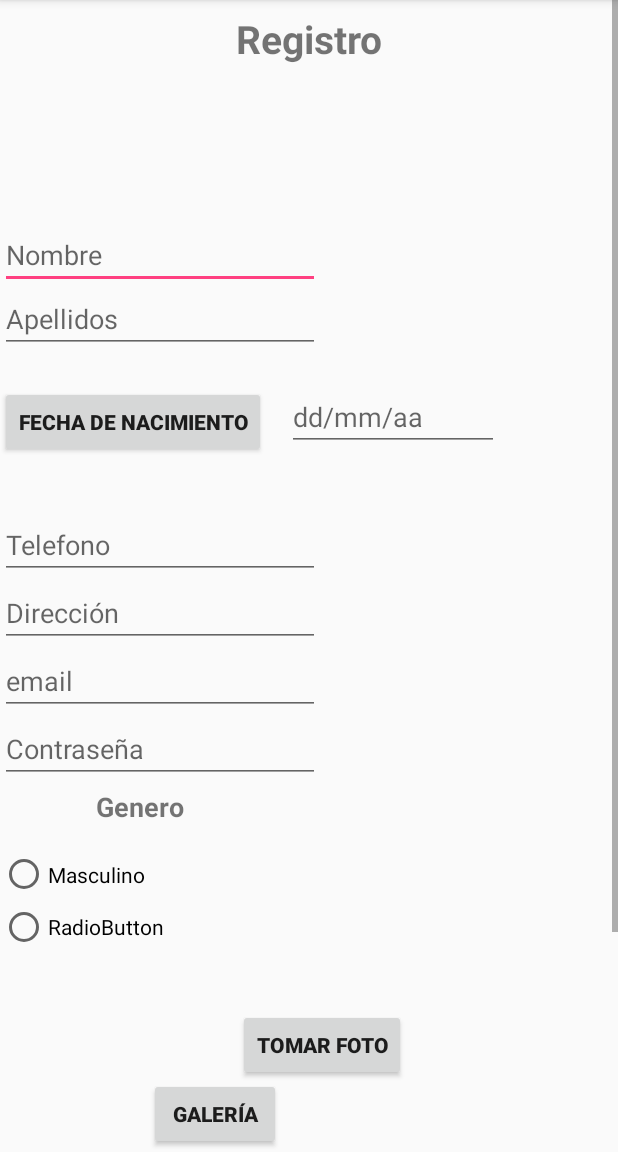
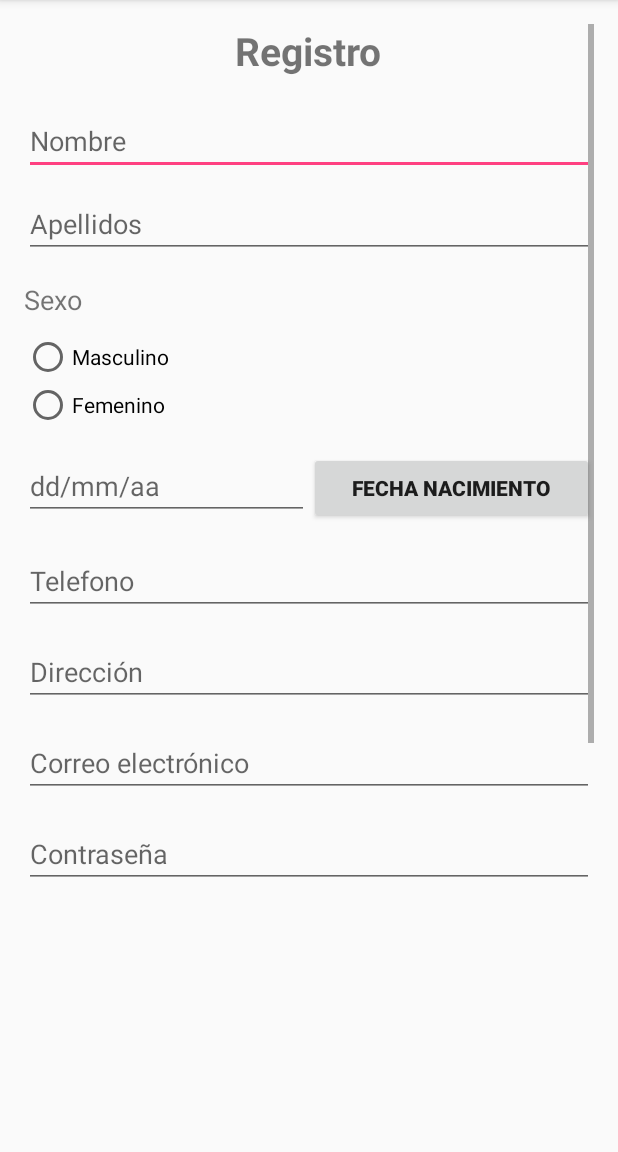
Before and after one commit to sant3213/FinalPro, an Android app: the Registro screen opened directly, with no data from a screen before it, on a phone screen of 412 x 824 dp, the part 84-1236 px from its top. Run offline under Robolectric (Android 15) with nearby library versions, the phone set to English and light mode, and no system bars.

Commit message:
fixes layout for inputs

```diff
--- a/app/src/main/java/co/edu/udea/compumovil/gr02_20172/finalpro/Registro.java
+++ b/app/src/main/java/co/edu/udea/compumovil/gr02_20172/finalpro/Registro.java
@@ -16,23 +16,22 @@ import android.widget.EditText;
 import android.widget.ImageView;
 
 public class Registro extends AppCompatActivity implements View.OnClickListener {
-  Button btnregistrar;
+  Button btn_registrar;
 
   //variables fecha
-  Button btnfecha;
-  EditText txtfecha;
+  Button btn_fecha;
+  EditText txt_fecha;
   private int dia, mes, año;
 
-
   //variables galeria
-  private static final int SELECTED_PICTURE=1;
+  private static final int SELECTED_PICTURE = 1;
   //variables camara
-  private final int REQUEST_IMAGE_CAPTURE=1;
-
+  private final int REQUEST_IMAGE_CAPTURE = 1;
 
   ImageView imageView;
-  private Button btntomafoto;
-  private Button btngaleria;
+  private Button btn_toma_foto;
+  private Button btn_galeria;
+
   @Override
   protected void onCreate(Bundle savedInstanceState) {
     super.onCreate(savedInstanceState);
@@ -41,17 +40,18 @@ public class Registro extends AppCompatActivity implements View.OnClickListener
 
     //  magicalCamera=new MagicalCamera(this,RESIZE_PHOTO_PIXELS_PERCENTAGE);
 
-    imageView =(ImageView)findViewById(R.id.imgfoto);
-    btngaleria=(Button)findViewById(R.id.btngaleria);
-    btntomafoto=(Button)findViewById(R.id.btntomarfoto);
+    imageView = (ImageView) findViewById(R.id.imgfoto);
+    btn_galeria = (Button) findViewById(R.id.btngaleria);
+    btn_toma_foto = (Button) findViewById(R.id.btntomarfoto);
 
-    btntomafoto.setOnClickListener(new View.OnClickListener() {
+    btn_toma_foto.setOnClickListener(new View.OnClickListener() {
       @Override
       public void onClick(View v) {
         foto();
       }
     });
-    btngaleria.setOnClickListener(new View.OnClickListener() {
+
+    btn_galeria.setOnClickListener(new View.OnClickListener() {
       @Override
       public void onClick(View v) {
         Intent gall=new Intent(Intent.ACTION_PICK,android.provider.MediaStore.Images.Media.EXTERNAL_CONTENT_URI);
@@ -60,25 +60,22 @@ public class Registro extends AppCompatActivity implements View.OnClickListener
     });
 
     //Configuración botón fecha
-    txtfecha=(EditText) findViewById(R.id.txtfecha);
-    btnfecha=(Button)findViewById(R.id.btnfecha);
-    btnfecha.setOnClickListener(this);
+    txt_fecha = (EditText) findViewById(R.id.txtfecha);
+    btn_fecha = (Button) findViewById(R.id.btnfecha);
+    btn_fecha.setOnClickListener(this);
 
     //configuración botón registrar
-    btnregistrar=(Button)findViewById(R.id.btnregistrar);
-    btnregistrar.setOnClickListener(new View.OnClickListener() {
+    btn_registrar =(Button)findViewById(R.id.btnregistrar);
+    btn_registrar.setOnClickListener(new View.OnClickListener() {
       @Override
       public void onClick(View v) {
         Intent log=new Intent(getApplicationContext(), LogIn.class);
         startActivity(log);
       }
     });
-
-
   }
 
   private void foto() {
-
     Intent takePictureIntent = new Intent(MediaStore.ACTION_IMAGE_CAPTURE);
     startActivityForResult(takePictureIntent, REQUEST_IMAGE_CAPTURE);
     if (takePictureIntent.resolveActivity(getPackageManager()) != null) {
@@ -88,22 +85,22 @@ public class Registro extends AppCompatActivity implements View.OnClickListener
   //para tomar fotos
   @Override
   public void onActivityResult(int requestCode, int resultCode,Intent data){
-    if(requestCode==REQUEST_IMAGE_CAPTURE&&resultCode==RESULT_OK){
+    if(requestCode == REQUEST_IMAGE_CAPTURE && resultCode == RESULT_OK){
       Bundle extras=data.getExtras();
       Bitmap imageBitmap=(Bitmap)extras.get("data");
       imageView.setImageBitmap(imageBitmap);
-
     }
-    if(requestCode==SELECTED_PICTURE&&resultCode==RESULT_OK){
+    if(requestCode == SELECTED_PICTURE && resultCode == RESULT_OK){
       Uri path=data.getData();
       imageView.setImageURI(path);
 
     }
   }
+
   @android.support.annotation.RequiresApi(api = Build.VERSION_CODES.N)
   @Override
   public void onClick(View v) {
-    if (v == btnfecha) {
+    if (v == btn_fecha) {
       final Calendar c = Calendar.getInstance();
       dia = c.get(Calendar.DAY_OF_MONTH);
       mes = c.get(Calendar.MONTH);
@@ -111,13 +108,10 @@ public class Registro extends AppCompatActivity implements View.OnClickListener
       DatePickerDialog datePickerDialog = new DatePickerDialog(this, new DatePickerDialog.OnDateSetListener() {
         @Override
         public void onDateSet(DatePicker view, int year, int monthOfYear, int dayOfMonth) {
-          txtfecha.setText(dayOfMonth + "/" + (monthOfYear + 1) + "/" + year);
+          txt_fecha.setText(dayOfMonth + "/" + (monthOfYear + 1) + "/" + year);
         }
       }, dia, mes, año);
       datePickerDialog.show();
-
-
     }
-
   }
 }
--- a/app/src/main/res/layout/activity_log_in.xml
+++ b/app/src/main/res/layout/activity_log_in.xml
@@ -12,7 +12,8 @@
     android:layout_height="wrap_content"
     android:layout_gravity="center"
     android:text="@string/welcome"
-    android:textSize="20dp"/>
+    android:textSize="26dp"
+    android:textStyle="bold"/>
 
   <EditText
     android:id="@+id/txt_correo"
--- a/app/src/main/res/layout/activity_registro.xml
+++ b/app/src/main/res/layout/activity_registro.xml
@@ -1,130 +1,116 @@
 <?xml version="1.0" encoding="utf-8"?>
-<RelativeLayout xmlns:android="http://schemas.android.com/apk/res/android"
-    xmlns:app="http://schemas.android.com/apk/res-auto"
-    xmlns:tools="http://schemas.android.com/tools"
+<LinearLayout
+  xmlns:android="http://schemas.android.com/apk/res/android"
   android:layout_width="match_parent"
   android:layout_height="match_parent"
-
-    tools:context="co.edu.udea.compumovil.gr02_20172.finalpro.LogIn"
-    >
-
-
+  android:orientation="vertical"
+  android:padding="16dp">
   <ScrollView
     android:layout_width="match_parent"
     android:layout_height="match_parent"
     android:layout_alignParentLeft="true"
     android:layout_alignParentStart="true">
-
-        <android.support.constraint.ConstraintLayout
+    <LinearLayout
       android:layout_width="match_parent"
       android:layout_height="match_parent"
       android:orientation="vertical">
-
-
-
-
-            <EditText
-                android:id="@+id/nombres"
-                android:layout_width="wrap_content"
-                android:layout_height="wrap_content"
-                android:ems="10"
-                android:hint="@string/txtnombre"
-                android:inputType="textPersonName"
-                android:selectAllOnFocus="false"
-                android:singleLine="false"
-                app:layout_constraintLeft_toLeftOf="parent"
-                app:layout_constraintTop_toTopOf="parent"
-                tools:layout_constraintLeft_creator="1"
-                tools:layout_constraintTop_creator="1"
-                android:layout_marginTop="147dp" />
-
-            <EditText
-                android:id="@+id/apellidos"
-                android:layout_width="0dp"
-                android:layout_height="wrap_content"
-                android:ems="10"
-                android:hint="@string/txtapellidos"
-                android:inputType="textPersonName"
-                app:layout_constraintLeft_toLeftOf="parent"
-                app:layout_constraintTop_toTopOf="parent"
-                tools:layout_constraintLeft_creator="1"
-                tools:layout_constraintTop_creator="1"
-                android:layout_marginTop="190dp" />
-            <EditText
-                android:id="@+id/txtemail"
-                android:layout_width="wrap_content"
-                android:layout_height="wrap_content"
-                android:ems="10"
-                android:hint="@string/txtemail"
-                android:inputType="textPersonName"
-                app:layout_constraintHorizontal_bias="0.0"
-                app:layout_constraintLeft_toLeftOf="@+id/direccion"
-                app:layout_constraintRight_toRightOf="@+id/direccion"
-                app:layout_constraintTop_toBottomOf="@+id/direccion"
-                tools:layout_constraintLeft_creator="1"
-                tools:layout_constraintRight_creator="1"
-                tools:layout_constraintTop_creator="1" />
-            <EditText
-                android:id="@+id/contraseña"
-                android:layout_width="wrap_content"
-                android:layout_height="wrap_content"
-                android:ems="10"
-                android:hint="@string/contrasena"
-                android:inputType="textPassword"
-                app:layout_constraintLeft_toLeftOf="parent"
-                app:layout_constraintTop_toBottomOf="@+id/txtemail"
-                tools:layout_constraintLeft_creator="1"
-                tools:layout_constraintTop_creator="1" />
-
-            <EditText
-                android:id="@+id/telefono"
-                android:layout_width="wrap_content"
-                android:layout_height="wrap_content"
-                android:ems="10"
-                android:hint="@string/txttelefono"
-                android:inputType="textPersonName"
-                app:layout_constraintLeft_toLeftOf="@+id/apellidos"
-                app:layout_constraintRight_toRightOf="@+id/apellidos"
-                app:layout_constraintTop_toBottomOf="@+id/apellidos"
-                tools:layout_constraintLeft_creator="1"
-                tools:layout_constraintRight_creator="1"
-                tools:layout_constraintTop_creator="1"
-                android:layout_marginTop="105dp"
-                app:layout_constraintHorizontal_bias="0.0" />
-
-            <EditText
-                android:id="@+id/direccion"
-                android:layout_width="wrap_content"
-                android:layout_height="wrap_content"
-                android:ems="10"
-                android:hint="@string/txtdireccion"
-                android:inputType="textPersonName"
-                app:layout_constraintHorizontal_bias="0.0"
-                app:layout_constraintLeft_toLeftOf="@+id/telefono"
-                app:layout_constraintRight_toRightOf="@+id/telefono"
-                app:layout_constraintTop_toBottomOf="@+id/telefono"
-                tools:layout_constraintLeft_creator="1"
-                tools:layout_constraintRight_creator="1"
-                tools:layout_constraintTop_creator="1" />
-
-
-
-
       <TextView
         android:id="@+id/textView3"
         android:layout_width="wrap_content"
-                android:layout_height="0dp"
+        android:layout_height="wrap_content"
         android:text="@string/registro"
-                android:textSize="26sp"
-                android:textStyle="bold"
-                app:layout_constraintLeft_toLeftOf="parent"
-                app:layout_constraintRight_toRightOf="parent"
-                tools:layout_constraintLeft_creator="1"
-                tools:layout_constraintRight_creator="1"
-                tools:text="@string/registro"
-                app:layout_constraintHorizontal_bias="0.501"
-                app:layout_constraintTop_toTopOf="parent"
-                android:layout_marginTop="8dp" />
+        android:layout_gravity="center"
+        android:textSize="26dp"
+        android:textStyle="bold" />
+      <EditText
+        android:id="@+id/nombres"
+        android:layout_width="match_parent"
+        android:layout_height="wrap_content"
+        android:hint="@string/txtnombre"
+        android:inputType="textCapWords|textNoSuggestions"
+        android:layout_marginTop="20dp" />
+      <EditText
+        android:id="@+id/apellidos"
+        android:layout_width="match_parent"
+        android:layout_height="wrap_content"
+        android:hint="@string/txtapellidos"
+        android:inputType="textCapWords|textNoSuggestions"
+        android:layout_marginTop="10dp" />
+      <TextView
+        android:id="@+id/sex"
+        android:layout_width="match_parent"
+        android:layout_height="wrap_content"
+        android:text="@string/sex"
+        android:layout_marginTop="15dp"
+        android:textSize="18dp"/>
+      <RadioGroup
+        android:id="@+id/sexGroup"
+        android:layout_width="match_parent"
+        android:layout_height="wrap_content"
+        android:layout_marginTop="10dp">
+        <RadioButton
+          android:id="@+id/femenino"
+          android:layout_width="wrap_content"
+          android:layout_height="wrap_content"
+          android:text="@string/txtmasculino"/>
+        <RadioButton
+          android:id="@+id/masculino"
+          android:layout_width="wrap_content"
+          android:layout_height="wrap_content"
+          android:text="@string/txtfemenino"/>
+      </RadioGroup>
+      <LinearLayout
+        android:layout_width="match_parent"
+        android:layout_height="wrap_content"
+        android:layout_marginTop="15dp"
+        android:orientation="horizontal">
+        <EditText
+          android:id="@+id/txtfecha"
+          android:layout_width="0dp"
+          android:layout_height="wrap_content"
+          android:hint="dd/mm/aa"
+          android:clickable="false"
+          android:cursorVisible="false"
+          android:focusable="false"
+          android:focusableInTouchMode="false"
+          android:inputType="text"
+          android:layout_weight="2"/>
+        <Button
+          android:id="@+id/btnfecha"
+          android:layout_width="0dp"
+          android:layout_height="wrap_content"
+          android:text="@string/fecha"
+          android:layout_weight="2"
+          android:textStyle="bold"/>
+      </LinearLayout>
+      <EditText
+        android:id="@+id/telefono"
+        android:layout_width="match_parent"
+        android:layout_height="wrap_content"
+        android:hint="@string/txttelefono"
+        android:inputType="phone"
+        android:layout_marginTop="15dp"/>
+      <EditText
+        android:id="@+id/direccion"
+        android:layout_width="match_parent"
+        android:layout_height="wrap_content"
+        android:hint="@string/txtdireccion"
+        android:inputType="text|textNoSuggestions"
+        android:layout_marginTop="15dp"/>
+      <EditText
+        android:id="@+id/txtemail"
+        android:layout_width="match_parent"
+        android:layout_height="wrap_content"
+        android:hint="@string/txtemail"
+        android:inputType="textEmailAddress"
+        android:layout_marginTop="15dp"/>
+      <EditText
+        android:id="@+id/contraseña"
+        android:layout_width="match_parent"
+        android:layout_height="wrap_content"
+        android:hint="@string/contrasena"
+        android:inputType="textPassword"
+        android:layout_marginTop="15dp"/>
 
       <Button
         android:id="@+id/btnregistrar"
@@ -135,61 +121,33 @@
         android:layout_marginTop="267dp"
         android:text="@string/btnregistrar"
         android:textStyle="bold"
-                app:layout_constraintLeft_toLeftOf="parent"
-                app:layout_constraintRight_toRightOf="parent"
-                app:layout_constraintTop_toBottomOf="@+id/radio"
-                tools:text="@string/btnregistrar"
         android:layout_marginStart="8dp"
-                android:layout_marginEnd="8dp"
-                app:layout_constraintHorizontal_bias="0.539" />
+        android:layout_marginEnd="8dp" />
 
 
 
-            <Button
-                android:id="@+id/btnfecha"
-                android:layout_width="wrap_content"
-                android:layout_height="wrap_content"
-                android:layout_marginTop="257dp"
-                android:text="@string/fecha"
-                android:textStyle="bold"
-                app:layout_constraintLeft_toLeftOf="parent"
-                app:layout_constraintTop_toTopOf="parent" />
+      <!--<RadioGroup-->
+        <!--android:id="@+id/radio"-->
+        <!--android:layout_width="173dp"-->
+        <!--android:layout_height="70dp"-->
+        <!--android:layout_marginTop="42dp"-->
+        <!--app:layout_constraintLeft_toLeftOf="parent"-->
+        <!--app:layout_constraintTop_toBottomOf="@+id/contraseña">-->
 
-            <EditText
-                android:id="@+id/txtfecha"
-                android:layout_width="141dp"
-                android:layout_height="43dp"
-                android:ems="10"
-                android:hint="dd/mm/aa"
-                android:inputType="textPersonName"
-                app:layout_constraintLeft_toRightOf="@+id/btnfecha"
-                android:layout_marginLeft="14dp"
-                app:layout_constraintTop_toTopOf="parent"
-                android:layout_marginTop="257dp"
-                android:layout_marginStart="14dp" />
+        <!--<RadioButton-->
+          <!--android:id="@+id/femenino"-->
+          <!--android:layout_width="wrap_content"-->
+          <!--android:layout_height="44dp"-->
+          <!--android:layout_weight="0.68"-->
+          <!--android:text="@string/txtmasculino" />-->
 
-            <RadioGroup
-                android:id="@+id/radio"
-                android:layout_width="173dp"
-                android:layout_height="70dp"
-                android:layout_marginTop="42dp"
-                app:layout_constraintLeft_toLeftOf="parent"
-                app:layout_constraintTop_toBottomOf="@+id/contraseña">
-
-                <RadioButton
-                    android:id="@+id/femenino"
-                    android:layout_width="wrap_content"
-                    android:layout_height="44dp"
-                    android:layout_weight="0.68"
-                    android:text="@string/txtmasculino" />
-
-                <RadioButton
-                    android:id="@+id/masculino"
-                    android:layout_width="wrap_content"
-                    android:layout_height="wrap_content"
-                    android:text="RadioButton"
-                    tools:text="@string/txtfemenino" />
-            </RadioGroup>
+        <!--<RadioButton-->
+          <!--android:id="@+id/masculino"-->
+          <!--android:layout_width="wrap_content"-->
+          <!--android:layout_height="wrap_content"-->
+          <!--android:text="RadioButton"-->
+          <!--tools:text="@string/txtfemenino" />-->
+      <!--</RadioGroup>-->
 
       <Button
         android:id="@+id/btngaleria"
@@ -199,25 +157,9 @@
         android:textStyle="bold"
         android:layout_marginStart="16dp"
         android:layout_marginRight="141dp"
-                app:layout_constraintRight_toRightOf="parent"
         android:layout_marginTop="-49dp"
-                app:layout_constraintTop_toBottomOf="@+id/imgfoto"
-                android:layout_marginLeft="8dp"
-                app:layout_constraintLeft_toLeftOf="parent" />
+        android:layout_marginLeft="8dp" />
 
-            <TextView
-                android:id="@+id/textView2"
-                android:layout_width="91dp"
-                android:layout_height="31dp"
-                android:layout_marginBottom="7dp"
-                android:layout_marginLeft="47dp"
-                android:text="@string/Genero"
-                android:textAlignment="center"
-                android:textSize="18sp"
-                android:textStyle="bold"
-                app:layout_constraintBottom_toTopOf="@+id/radio"
-                app:layout_constraintLeft_toLeftOf="parent"
-                android:layout_marginStart="47dp" />
 
       <Button
         android:id="@+id/btntomarfoto"
@@ -227,25 +169,15 @@
         android:layout_marginRight="8dp"
         android:layout_marginTop="-94dp"
         android:text="@string/btntomarfoto"
-                android:textStyle="bold"
-                app:layout_constraintHorizontal_bias="0.531"
-                app:layout_constraintLeft_toLeftOf="parent"
-                app:layout_constraintRight_toRightOf="parent"
-                app:layout_constraintTop_toBottomOf="@+id/btngaleria"
-                tools:text="@string/btntomarfoto" />
+        android:textStyle="bold" />
 
       <ImageView
         android:id="@+id/imgfoto"
         android:layout_width="107dp"
         android:layout_height="106dp"
-
         android:layout_marginBottom="133dp"
-                app:layout_constraintBottom_toTopOf="@+id/btnregistrar"
         android:layout_marginLeft="16dp"
-                app:layout_constraintLeft_toLeftOf="parent"
-                android:layout_marginRight="8dp"
-                app:layout_constraintRight_toRightOf="parent"
-                app:layout_constraintHorizontal_bias="0.509" />
+        android:layout_marginRight="8dp" />
 
 
       <!--   <ImageButton
@@ -265,6 +197,6 @@
           app:srcCompat="@drawable/ic_menu_camera" />-->
 
 
-        </android.support.constraint.ConstraintLayout>
+    </LinearLayout>
   </ScrollView>
-</RelativeLayout>
+</LinearLayout>
--- a/app/src/main/res/values/strings.xml
+++ b/app/src/main/res/values/strings.xml
@@ -8,9 +8,9 @@
     <string name="bienvenido">Bienvenido!!</string>
     <string name="txtapellidos">Apellidos</string>
     <string name="txttelefono">Telefono</string>
-    <string name="txtemail">email</string>
+    <string name="txtemail">Correo electrónico</string>
     <string name="txtdireccion">Dirección</string>
-    <string name="fecha">Fecha de nacimiento</string>
+    <string name="fecha">Fecha nacimiento</string>
     <string name="Genero">Genero</string>
     <string name="txtmasculino">Masculino</string>
     <string name="txtfemenino">Femenino</string>
@@ -22,5 +22,6 @@
   <string name="welcome">Bienvenid@</string>
     <string name="sign_in">Ingresar</string>
     <string name="sign_up">Registrarse</string>
+  <string name="sex">Sexo</string>
 
 </resources>
```
Also changed, not shown: 1 other file. Lines whose indentation alone changed are shown as unchanged.
